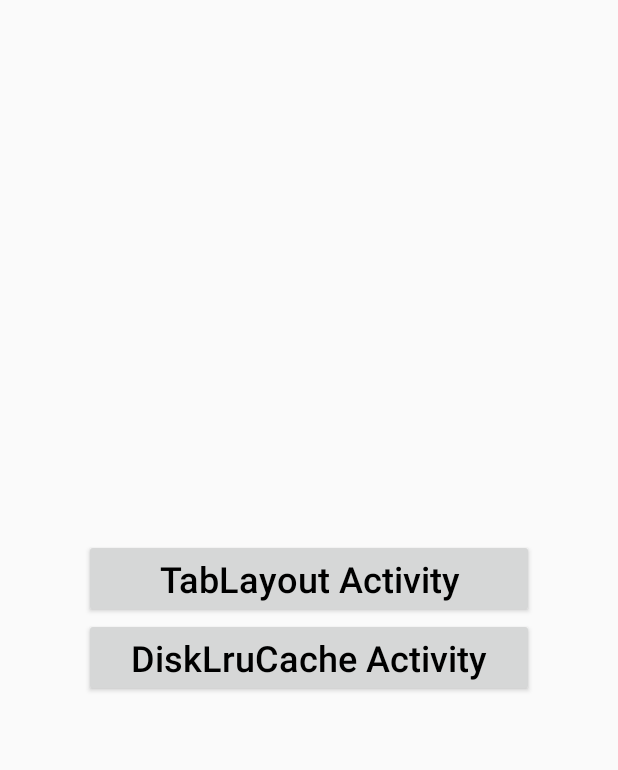
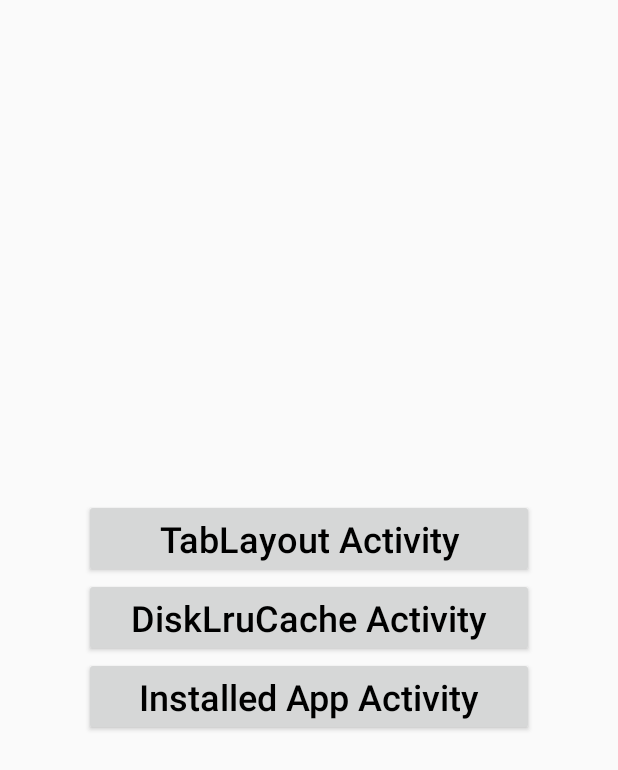
Before and after one commit to c523727591/IPhoto, an Android app: the screen it shows after launch (MainActivity), on a phone screen of 412 x 824 dp. Shown: the top 770 px of the screen. Run offline under Robolectric (Android 15) with nearby library versions, the phone set to English and light mode, and no system bars.

Commit message:
使用GridView显示当前已经安装的App

```diff
--- a/app/src/main/AndroidManifest.xml
+++ b/app/src/main/AndroidManifest.xml
@@ -29,6 +29,7 @@
         </activity>
 
         <activity android:name=".DiskLruCacheTestActivity"/>
+        <activity android:name=".InstalledAppActivity"/>
 
     </application>
 
--- a/app/src/main/java/com/iphoto/MainActivity.java
+++ b/app/src/main/java/com/iphoto/MainActivity.java
@@ -9,6 +9,7 @@ import android.widget.Button;
 public class MainActivity extends Activity {
     private Button mTabLayoutButton = null;
     private Button mDiskLruCacheButton = null;
+    private Button mInstalledAppButton = null;
 
     @Override
     protected void onCreate(Bundle savedInstanceState) {
@@ -34,5 +35,15 @@ public class MainActivity extends Activity {
                 startActivity(intent);
             }
         });
+
+        mInstalledAppButton = (Button)findViewById(R.id.button_installed_app_id);
+        mInstalledAppButton.setOnClickListener(new View.OnClickListener() {
+            @Override
+            public void onClick(View v) {
+                Intent intent = new Intent();
+                intent.setClassName(MainActivity.this, "com.iphoto.InstalledAppActivity");
+                startActivity(intent);
+            }
+        });
     }
 }
--- a/app/src/main/res/layout/activity_main.xml
+++ b/app/src/main/res/layout/activity_main.xml
@@ -24,5 +24,13 @@
             android:text="@string/main_activity_disk_lru_cache"
             android:textSize="@dimen/main_activity_button_text_size"
             android:textColor="@color/main_activity_button_text_color"/>
+
+        <Button
+            android:id="@+id/button_installed_app_id"
+            android:layout_width="match_parent"
+            android:layout_height="wrap_content"
+            android:text="@string/main_activity_installed_app_info"
+            android:textSize="@dimen/main_activity_button_text_size"
+            android:textColor="@color/main_activity_button_text_color"/>
     </LinearLayout>
 </RelativeLayout>
--- a/app/src/main/res/layout/installed_app_activity_layout.xml
+++ b/app/src/main/res/layout/installed_app_activity_layout.xml
@@ -8,5 +8,9 @@
     <GridView
         android:id="@+id/installed_app_grid_view_id"
         android:layout_width="match_parent"
-        android:layout_height="match_parent"/>
+        android:layout_height="match_parent"
+        android:horizontalSpacing="6dp"
+        android:verticalSpacing="6dp"
+        android:columnWidth="60dp"
+        android:numColumns="auto_fit"/>
 </LinearLayout>
--- a/app/src/main/res/values/strings.xml
+++ b/app/src/main/res/values/strings.xml
@@ -4,6 +4,7 @@
     <!-- add for main activity -->
     <string name="main_activity_tab_layout">TabLayout Activity</string>
     <string name="main_activity_disk_lru_cache">DiskLruCache Activity</string>
+    <string name="main_activity_installed_app_info">Installed App Activity</string>
 
     <!-- front page fragment-->
     <string name="front_page_fragment_title">"头条"</string>
```
Also changed, not shown: app/src/main/java/com/iphoto/InstalledAppActivity.java (+99 -3 lines).
